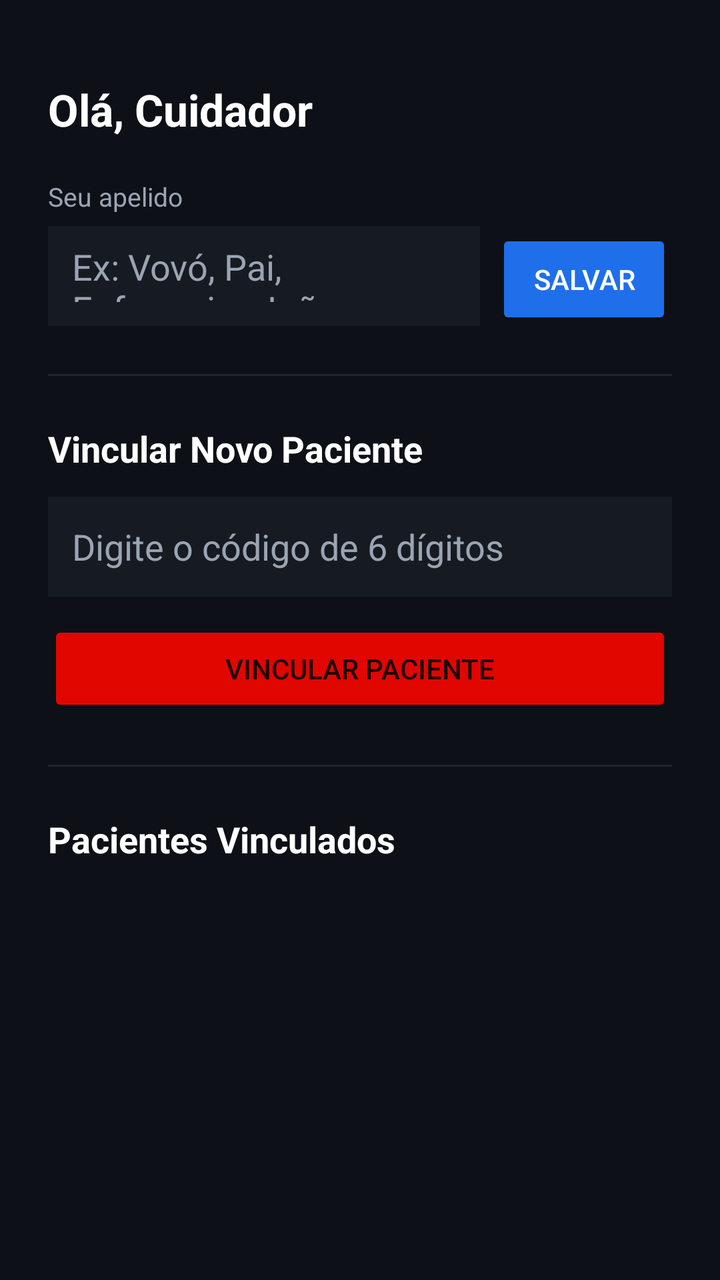
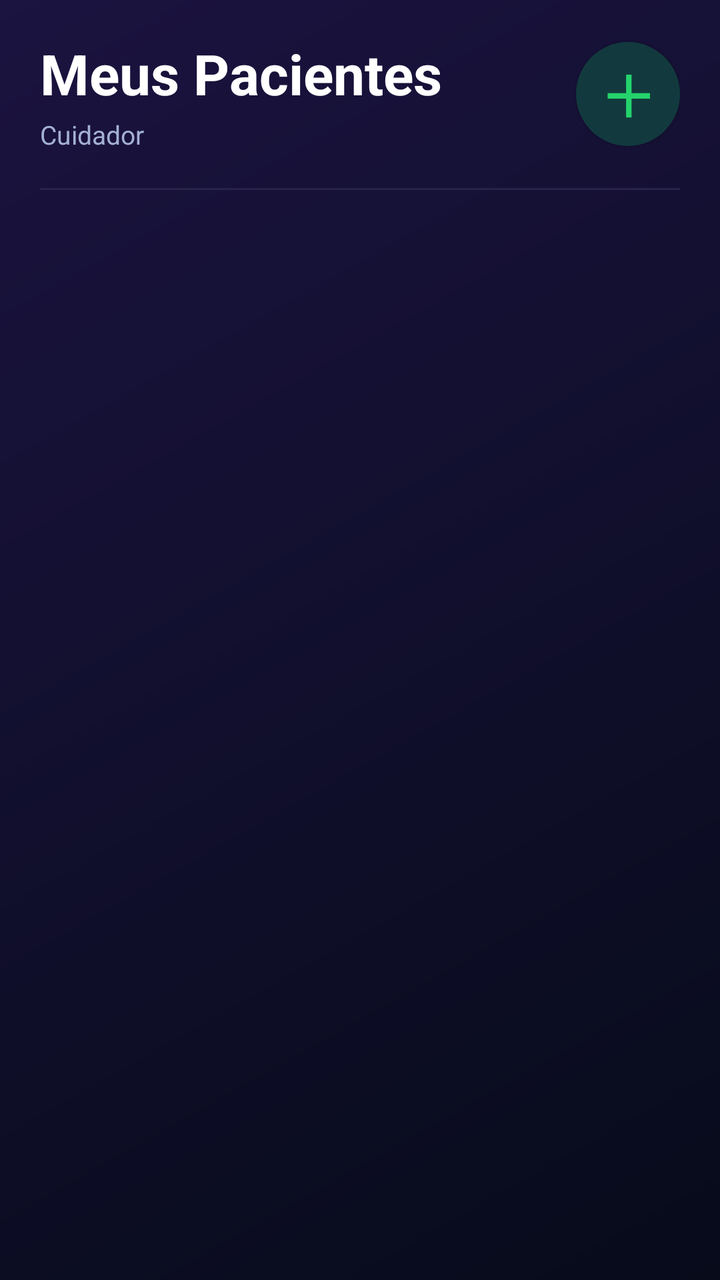

Compare the two renders of this Android layout. The source of the first and the diff that turns it into the second are given below.
<!-- AndroidManifest.xml: activity theme Theme.AppCompat.DayNight.NoActionBar -->
<!-- res/layout/activity_dashboard_cuidador.xml -->
<?xml version="1.0" encoding="utf-8"?>
<ScrollView xmlns:android="http://schemas.android.com/apk/res/android"
    android:layout_width="match_parent"
    android:layout_height="match_parent"
    android:background="#0D1117"
    android:fillViewport="true">

    <LinearLayout
        android:layout_width="match_parent"
        android:layout_height="wrap_content"
        android:orientation="vertical"
        android:padding="24dp">

        
        <TextView
            android:id="@+id/tv_welcome_cuidador"
            android:layout_width="wrap_content"
            android:layout_height="wrap_content"
            android:text="Olá, Cuidador"
            android:textColor="#FFFFFF"
            android:textSize="22sp"
            android:textStyle="bold"
            android:layout_marginTop="16dp" />

        
        <TextView
            android:layout_width="wrap_content"
            android:layout_height="wrap_content"
            android:text="Seu apelido"
            android:textColor="#9AA4B2"
            android:textSize="13sp"
            android:layout_marginTop="20dp" />

        <LinearLayout
            android:layout_width="match_parent"
            android:layout_height="wrap_content"
            android:orientation="horizontal"
            android:layout_marginTop="6dp">

            <EditText
                android:id="@+id/et_apelido_cuidador"
                android:layout_width="0dp"
                android:layout_height="50dp"
                android:layout_weight="1"
                android:background="#161B22"
                android:hint="Ex: Vovó, Pai, Enfermeiro João"
                android:textColor="#FFFFFF"
                android:textColorHint="#9AA4B2"
                android:padding="12dp"
                android:maxLines="1" />

            <Button
                android:id="@+id/btn_salvar_apelido"
                android:layout_width="wrap_content"
                android:layout_height="50dp"
                android:text="Salvar"
                android:backgroundTint="#1F6FEB"
                android:textColor="#FFFFFF"
                android:layout_marginStart="8dp" />
        </LinearLayout>

        <View
            android:layout_width="match_parent"
            android:layout_height="1dp"
            android:background="#21262D"
            android:layout_marginTop="24dp" />

        
        <TextView
            android:layout_width="wrap_content"
            android:layout_height="wrap_content"
            android:text="Vincular Novo Paciente"
            android:textColor="#FFFFFF"
            android:textSize="18sp"
            android:textStyle="bold"
            android:layout_marginTop="24dp" />

        <EditText
            android:id="@+id/et_codigo_vincular"
            android:layout_width="match_parent"
            android:layout_height="50dp"
            android:layout_marginTop="12dp"
            android:background="#161B22"
            android:hint="Digite o código de 6 dígitos"
            android:textColor="#FFFFFF"
            android:textColorHint="#9AA4B2"
            android:padding="12dp"
            android:maxLength="6"
            android:inputType="textCapCharacters" />

        <Button
            android:id="@+id/btn_vincular_paciente"
            android:layout_width="match_parent"
            android:layout_height="wrap_content"
            android:text="Vincular Paciente"
            android:layout_marginTop="12dp"
            android:backgroundTint="#E10600" />

        <View
            android:layout_width="match_parent"
            android:layout_height="1dp"
            android:background="#21262D"
            android:layout_marginTop="24dp" />

        
        <TextView
            android:layout_width="wrap_content"
            android:layout_height="wrap_content"
            android:text="Pacientes Vinculados"
            android:textColor="#FFFFFF"
            android:textSize="18sp"
            android:textStyle="bold"
            android:layout_marginTop="24dp" />

        
        <LinearLayout
            android:id="@+id/ll_lista_pacientes"
            android:layout_width="match_parent"
            android:layout_height="wrap_content"
            android:orientation="vertical"
            android:layout_marginTop="12dp" />

        
        <TextView
            android:id="@+id/tv_sem_pacientes"
            android:layout_width="match_parent"
            android:layout_height="wrap_content"
            android:text="Nenhum paciente vinculado ainda.\nDigite o código acima para vincular."
            android:textColor="#9AA4B2"
            android:textSize="14sp"
            android:gravity="center"
            android:layout_marginTop="16dp"
            android:layout_marginBottom="32dp"
            android:visibility="gone" />

    </LinearLayout>
</ScrollView>
<!-- resources referenced by this layout -->
<resources>

</resources>

<!-- the commit's change to res/layout/activity_dashboard_cuidador.xml (unified diff, before → after) -->
@@ -2,136 +2,126 @@
 <ScrollView xmlns:android="http://schemas.android.com/apk/res/android"
     android:layout_width="match_parent"
     android:layout_height="match_parent"
-    android:background="#0D1117"
+    android:background="@drawable/bg_caregiver_screen"
     android:fillViewport="true">
 
     <LinearLayout
         android:layout_width="match_parent"
-        android:layout_height="wrap_content"
+        android:layout_height="match_parent"
         android:orientation="vertical"
-        android:padding="24dp">
-
-        
-        <TextView
-            android:id="@+id/tv_welcome_cuidador"
-            android:layout_width="wrap_content"
-            android:layout_height="wrap_content"
-            android:text="Olá, Cuidador"
-            android:textColor="#FFFFFF"
-            android:textSize="22sp"
-            android:textStyle="bold"
-            android:layout_marginTop="16dp" />
-
-        
-        <TextView
-            android:layout_width="wrap_content"
-            android:layout_height="wrap_content"
-            android:text="Seu apelido"
-            android:textColor="#9AA4B2"
-            android:textSize="13sp"
-            android:layout_marginTop="20dp" />
+        android:paddingStart="20dp"
+        android:paddingTop="18dp"
+        android:paddingEnd="20dp"
+        android:paddingBottom="24dp">
 
         <LinearLayout
             android:layout_width="match_parent"
             android:layout_height="wrap_content"
-            android:orientation="horizontal"
-            android:layout_marginTop="6dp">
+            android:gravity="center_vertical"
+            android:orientation="horizontal">
 
-            <EditText
-                android:id="@+id/et_apelido_cuidador"
+            <LinearLayout
                 android:layout_width="0dp"
-                android:layout_height="50dp"
+                android:layout_height="wrap_content"
                 android:layout_weight="1"
-                android:background="#161B22"
-                android:hint="Ex: Vovó, Pai, Enfermeiro João"
-                android:textColor="#FFFFFF"
-                android:textColorHint="#9AA4B2"
-                android:padding="12dp"
-                android:maxLines="1" />
+                android:orientation="vertical">
+
+                <TextView
+                    android:id="@+id/tv_welcome_cuidador"
+                    android:layout_width="wrap_content"
+                    android:layout_height="wrap_content"
+                    android:text="Meus Pacientes"
+                    android:textColor="@color/caregiver_text_primary"
+                    android:textSize="28sp"
+                    android:textStyle="bold" />
+
+                <TextView
+                    android:layout_width="wrap_content"
+                    android:layout_height="wrap_content"
+                    android:layout_marginTop="3dp"
+                    android:text="Cuidador"
+                    android:textColor="@color/caregiver_text_secondary"
+                    android:textSize="13sp" />
+            </LinearLayout>
 
             <Button
-                android:id="@+id/btn_salvar_apelido"
-                android:layout_width="wrap_content"
-                android:layout_height="50dp"
-                android:text="Salvar"
-                android:backgroundTint="#1F6FEB"
-                android:textColor="#FFFFFF"
-                android:layout_marginStart="8dp" />
+                android:id="@+id/btn_vincular_paciente"
+                android:layout_width="52dp"
+                android:layout_height="52dp"
+                android:background="@drawable/bg_main_caregiver_icon"
+                android:contentDescription="Vincular paciente"
+                android:gravity="center"
+                android:minWidth="0dp"
+                android:minHeight="0dp"
+                android:padding="0dp"
+                android:text="＋"
+                android:textColor="@color/main_caregiver_icon"
+                android:textSize="28sp"
+                android:textStyle="bold" />
         </LinearLayout>
 
         <View
             android:layout_width="match_parent"
             android:layout_height="1dp"
-            android:background="#21262D"
-            android:layout_marginTop="24dp" />
+            android:layout_marginTop="18dp"
+            android:background="#27234A" />
 
-        
-        <TextView
-            android:layout_width="wrap_content"
-            android:layout_height="wrap_content"
-            android:text="Vincular Novo Paciente"
-            android:textColor="#FFFFFF"
-            android:textSize="18sp"
-            android:textStyle="bold"
-            android:layout_marginTop="24dp" />
-
-        <EditText
-            android:id="@+id/et_codigo_vincular"
-            android:layout_width="match_parent"
-            android:layout_height="50dp"
-            android:layout_marginTop="12dp"
-            android:background="#161B22"
-            android:hint="Digite o código de 6 dígitos"
-            android:textColor="#FFFFFF"
-            android:textColorHint="#9AA4B2"
-            android:padding="12dp"
-            android:maxLength="6"
-            android:inputType="textCapCharacters" />
-
-        <Button
-            android:id="@+id/btn_vincular_paciente"
-            android:layout_width="match_parent"
-            android:layout_height="wrap_content"
-            android:text="Vincular Paciente"
-            android:layout_marginTop="12dp"
-            android:backgroundTint="#E10600" />
-
-        <View
-            android:layout_width="match_parent"
-            android:layout_height="1dp"
-            android:background="#21262D"
-            android:layout_marginTop="24dp" />
-
-        
-        <TextView
-            android:layout_width="wrap_content"
-            android:layout_height="wrap_content"
-            android:text="Pacientes Vinculados"
-            android:textColor="#FFFFFF"
-            android:textSize="18sp"
-            android:textStyle="bold"
-            android:layout_marginTop="24dp" />
-
-        
         <LinearLayout
             android:id="@+id/ll_lista_pacientes"
             android:layout_width="match_parent"
             android:layout_height="wrap_content"
-            android:orientation="vertical"
-            android:layout_marginTop="12dp" />
+            android:layout_marginTop="18dp"
+            android:orientation="vertical" />
 
-        
-        <TextView
+        <LinearLayout
             android:id="@+id/tv_sem_pacientes"
             android:layout_width="match_parent"
             android:layout_height="wrap_content"
-            android:text="Nenhum paciente vinculado ainda.\nDigite o código acima para vincular."
-            android:textColor="#9AA4B2"
-            android:textSize="14sp"
-            android:gravity="center"
-            android:layout_marginTop="16dp"
-            android:layout_marginBottom="32dp"
-            android:visibility="gone" />
+            android:layout_marginTop="100dp"
+            android:gravity="center_horizontal"
+            android:orientation="vertical"
+            android:visibility="gone">
+
+            <TextView
+                android:layout_width="96dp"
+                android:layout_height="96dp"
+                android:background="@drawable/bg_caregiver_pill"
+                android:gravity="center"
+                android:text="♧"
+                android:textColor="@color/caregiver_text_secondary"
+                android:textSize="42sp" />
+
+            <TextView
+                android:layout_width="wrap_content"
+                android:layout_height="wrap_content"
+                android:layout_marginTop="24dp"
+                android:text="Nenhum paciente vinculado"
+                android:textColor="@color/caregiver_text_primary"
+                android:textSize="21sp"
+                android:textStyle="bold" />
+
+            <TextView
+                android:layout_width="280dp"
+                android:layout_height="wrap_content"
+                android:layout_marginTop="10dp"
+                android:gravity="center"
+                android:text="Solicite o código ao paciente e vincule para começar a monitorar."
+                android:textColor="@color/caregiver_text_secondary"
+                android:textSize="14sp" />
+
+            <Button
+                android:id="@+id/btn_vincular_paciente_empty"
+                android:layout_width="match_parent"
+                android:layout_height="54dp"
+                android:layout_marginStart="44dp"
+                android:layout_marginTop="28dp"
+                android:layout_marginEnd="44dp"
+                android:background="@drawable/bg_caregiver_button_primary"
+                android:text="♧  Vincular Paciente"
+                android:textColor="@color/caregiver_text_primary"
+                android:textSize="16sp"
+                android:textStyle="bold" />
+        </LinearLayout>
 
     </LinearLayout>
 </ScrollView>
<!-- resource entries referenced after the edit -->
@@ -1,5 +1,39 @@
 <!-- resources referenced by this layout -->
 <resources>
-
+  <color name="caregiver_text_primary">#FFFFFF</color>
+  <color name="caregiver_text_secondary">#A4B0D6</color>
+  <color name="main_caregiver_icon">#24D36B</color>
+  <!-- drawable bg_caregiver_button_primary (drawable) -->
+  <?xml version="1.0" encoding="utf-8"?>
+  <shape xmlns:android="http://schemas.android.com/apk/res/android" android:shape="rectangle">
+      <gradient
+          android:angle="270"
+          android:endColor="#2B3BCB"
+          android:startColor="#5E7BFF" />
+      <corners android:radius="18dp" />
+  </shape>
+  <!-- drawable bg_caregiver_pill (drawable) -->
+  <?xml version="1.0" encoding="utf-8"?>
+  <shape xmlns:android="http://schemas.android.com/apk/res/android" android:shape="rectangle">
+      <solid android:color="#1B2338" />
+      <corners android:radius="16dp" />
+      <stroke android:width="1dp" android:color="#2B375C" />
+  </shape>
+  <!-- drawable bg_caregiver_screen (drawable) -->
+  <?xml version="1.0" encoding="utf-8"?>
+  <shape xmlns:android="http://schemas.android.com/apk/res/android" android:shape="rectangle">
+      <gradient
+          android:angle="135"
+          android:endColor="#1B1340"
+          android:startColor="#070B1A"
+          android:type="linear" />
+  </shape>
+  <!-- drawable bg_main_caregiver_icon (drawable) -->
+  <?xml version="1.0" encoding="utf-8"?>
+  <shape xmlns:android="http://schemas.android.com/apk/res/android"
+      android:shape="oval">
+      <solid android:color="@color/main_caregiver_icon_bg" />
+  </shape>
+  <color name="main_caregiver_icon_bg">#123A3E</color>
 </resources>
 
